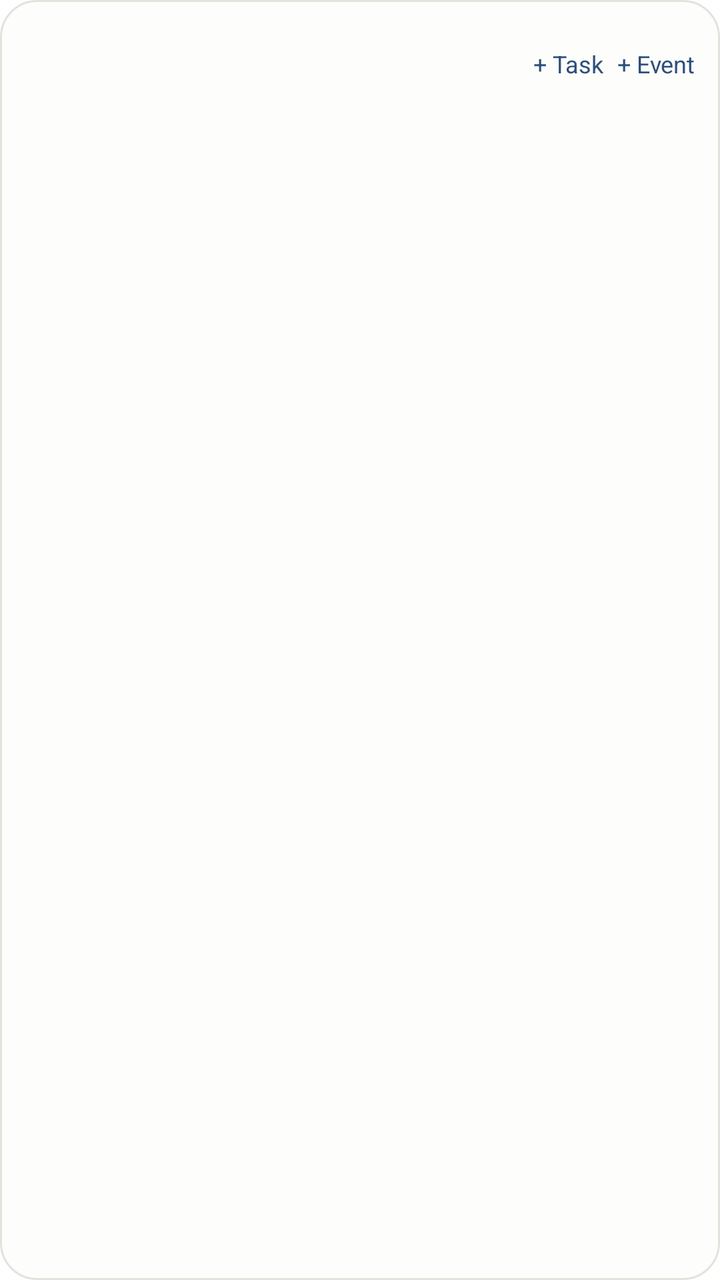
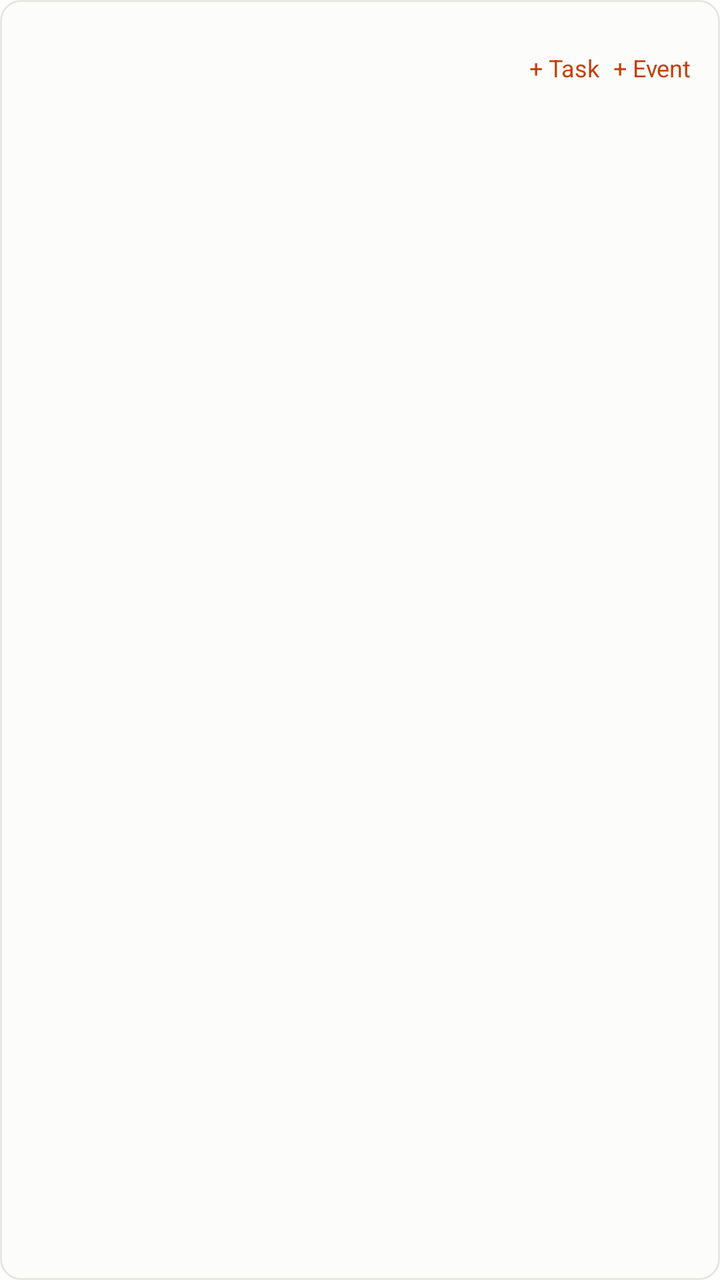

Before-and-after screenshots of an Android layout around one commit, followed by the original layout XML and the change that was made.
<!-- AndroidManifest.xml: fallback theme Theme.MaterialComponents.DayNight.NoActionBar -->
<!-- res/layout/widget_action_medium.xml -->
<?xml version="1.0" encoding="utf-8"?>
<LinearLayout xmlns:android="http://schemas.android.com/apk/res/android"
    android:id="@+id/action_root"
    android:layout_width="match_parent"
    android:layout_height="match_parent"
    android:background="@drawable/widget_root_bg"
    android:orientation="vertical"
    android:padding="10dp">

    <LinearLayout
        android:layout_width="match_parent"
        android:layout_height="44dp"
        android:gravity="center_vertical"
        android:orientation="horizontal">

        <TextView
            android:id="@+id/action_date"
            android:layout_width="wrap_content"
            android:layout_height="wrap_content"
            android:fontFamily="sans-serif-medium"
            android:textColor="@color/widget_text_primary"
            android:textSize="22sp" />

        <TextView
            android:id="@+id/action_weekday"
            android:layout_width="0dp"
            android:layout_height="wrap_content"
            android:layout_marginStart="6dp"
            android:layout_weight="1"
            android:ellipsize="end"
            android:singleLine="true"
            android:textColor="@color/widget_text_secondary"
            android:textSize="11sp" />

        <TextView
            android:id="@+id/action_overdue_chip"
            android:layout_width="wrap_content"
            android:layout_height="wrap_content"
            android:layout_marginEnd="6dp"
            android:maxLines="1"
            android:textColor="@color/widget_error"
            android:textSize="11sp"
            android:visibility="gone" />

        <TextView
            android:id="@+id/action_add_todo"
            android:layout_width="44dp"
            android:layout_height="44dp"
            android:gravity="center"
            android:text="@string/widget_add_todo"
            android:textColor="@color/widget_accent"
            android:textSize="12sp" />

        <TextView
            android:id="@+id/action_add_event"
            android:layout_width="44dp"
            android:layout_height="44dp"
            android:gravity="center"
            android:text="@string/widget_add_event"
            android:textColor="@color/widget_accent"
            android:textSize="12sp" />
    </LinearLayout>

    <LinearLayout
        android:id="@+id/action_rows"
        android:layout_width="match_parent"
        android:layout_height="0dp"
        android:layout_weight="1"
        android:orientation="vertical" />

    <TextView
        android:id="@+id/action_empty"
        android:layout_width="match_parent"
        android:layout_height="wrap_content"
        android:textColor="@color/widget_text_secondary"
        android:textSize="12sp"
        android:visibility="gone" />

    <TextView
        android:id="@+id/action_completed"
        android:layout_width="match_parent"
        android:layout_height="32dp"
        android:gravity="center_vertical"
        android:singleLine="true"
        android:textColor="@color/widget_text_secondary"
        android:textSize="11sp"
        android:visibility="gone" />
</LinearLayout>
<!-- resources referenced by this layout -->
<resources>
  <color name="widget_accent">#2D4F7C</color>
  <color name="widget_error">#A03A32</color>
  <color name="widget_text_primary">#1B1B18</color>
  <color name="widget_text_secondary">#6F6F67</color>
  <!-- drawable widget_root_bg (drawable) -->
  <?xml version="1.0" encoding="utf-8"?>
  <shape xmlns:android="http://schemas.android.com/apk/res/android"
      android:shape="rectangle">
      <solid android:color="@color/widget_background" />
      <corners android:radius="18dp" />
      <stroke
          android:width="1dp"
          android:color="@color/widget_border" />
  </shape>
  <string name="widget_add_event">+ Event</string>
  <string name="widget_add_todo">+ Task</string>
  <color name="widget_background">#FDFDFB</color>
  <color name="widget_border">#E3E3DC</color>
</resources>

<!-- the commit's change to res/layout/widget_action_medium.xml (unified diff, before → after) -->
@@ -5,7 +5,7 @@
     android:layout_height="match_parent"
     android:background="@drawable/widget_root_bg"
     android:orientation="vertical"
-    android:padding="10dp">
+    android:padding="12dp">
 
     <LinearLayout
         android:layout_width="match_parent"
@@ -17,9 +17,13 @@
             android:id="@+id/action_date"
             android:layout_width="wrap_content"
             android:layout_height="wrap_content"
+            android:ellipsize="end"
             android:fontFamily="sans-serif-medium"
+            android:maxLines="1"
+            android:maxWidth="78dp"
+            android:singleLine="true"
             android:textColor="@color/widget_text_primary"
-            android:textSize="22sp" />
+            android:textSize="24sp" />
 
         <TextView
             android:id="@+id/action_weekday"
@@ -28,6 +32,7 @@
             android:layout_marginStart="6dp"
             android:layout_weight="1"
             android:ellipsize="end"
+            android:maxLines="1"
             android:singleLine="true"
             android:textColor="@color/widget_text_secondary"
             android:textSize="11sp" />
@@ -44,22 +49,41 @@
 
         <TextView
             android:id="@+id/action_add_todo"
-            android:layout_width="44dp"
+            android:layout_width="wrap_content"
             android:layout_height="44dp"
+            android:ellipsize="end"
             android:gravity="center"
+            android:maxLines="1"
+            android:maxWidth="56dp"
+            android:minWidth="44dp"
+            android:singleLine="true"
             android:text="@string/widget_add_todo"
             android:textColor="@color/widget_accent"
             android:textSize="12sp" />
 
         <TextView
             android:id="@+id/action_add_event"
-            android:layout_width="44dp"
+            android:layout_width="wrap_content"
             android:layout_height="44dp"
+            android:ellipsize="end"
             android:gravity="center"
+            android:maxLines="1"
+            android:maxWidth="56dp"
+            android:minWidth="44dp"
+            android:singleLine="true"
             android:text="@string/widget_add_event"
             android:textColor="@color/widget_accent"
             android:textSize="12sp" />
     </LinearLayout>
+
+    <TextView
+        android:id="@+id/action_empty"
+        android:layout_width="match_parent"
+        android:layout_height="wrap_content"
+        android:paddingTop="4dp"
+        android:textColor="@color/widget_text_secondary"
+        android:textSize="12sp"
+        android:visibility="gone" />
 
     <LinearLayout
         android:id="@+id/action_rows"
@@ -67,14 +91,6 @@
         android:layout_height="0dp"
         android:layout_weight="1"
         android:orientation="vertical" />
-
-    <TextView
-        android:id="@+id/action_empty"
-        android:layout_width="match_parent"
-        android:layout_height="wrap_content"
-        android:textColor="@color/widget_text_secondary"
-        android:textSize="12sp"
-        android:visibility="gone" />
 
     <TextView
         android:id="@+id/action_completed"
<!-- resource entries referenced after the edit -->
@@ -1,22 +1,22 @@
 <!-- resources referenced by this layout -->
 <resources>
-  <color name="widget_accent">#2D4F7C</color>
-  <color name="widget_error">#A03A32</color>
-  <color name="widget_text_primary">#1B1B18</color>
-  <color name="widget_text_secondary">#6F6F67</color>
+  <color name="widget_accent">#C2410C</color>
+  <color name="widget_error">#A8481E</color>
+  <color name="widget_text_primary">#191A17</color>
+  <color name="widget_text_secondary">#3F413A</color>
   <!-- drawable widget_root_bg (drawable) -->
   <?xml version="1.0" encoding="utf-8"?>
   <shape xmlns:android="http://schemas.android.com/apk/res/android"
       android:shape="rectangle">
-      <solid android:color="@color/widget_background" />
-      <corners android:radius="18dp" />
+      <solid android:color="@color/widget_background_light" />
+      <corners android:radius="10dp" />
       <stroke
           android:width="1dp"
-          android:color="@color/widget_border" />
+          android:color="@color/widget_border_light" />
   </shape>
   <string name="widget_add_event">+ Event</string>
   <string name="widget_add_todo">+ Task</string>
-  <color name="widget_background">#FDFDFB</color>
-  <color name="widget_border">#E3E3DC</color>
+  <color name="widget_background_light">#FCFCFA</color>
+  <color name="widget_border_light">#E8E7E1</color>
 </resources>
 
